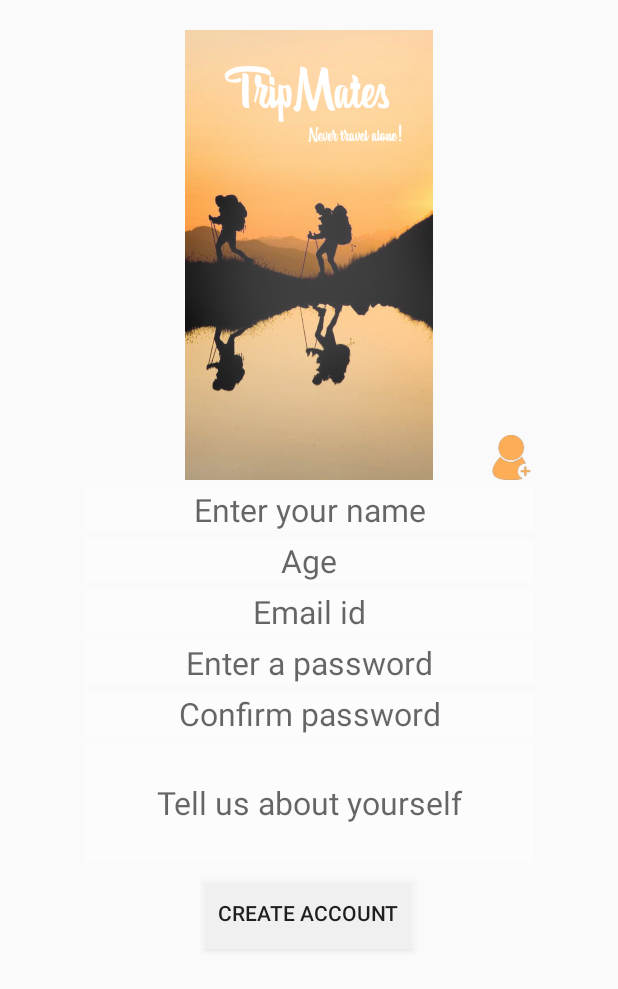
After one commit to anishgkanchan/TripMates, an Android app: the SignupActivity screen opened directly, with no data from a screen before it, on a phone screen of 412 x 824 dp. The commit adds this screen. Shown: the top 989 px of the screen. Run offline under Robolectric (Android 15) with nearby library versions, the phone set to English and light mode, and no system bars.

Commit message:
People profile and signup

```diff
--- /dev/null
+++ b/app/src/main/java/tripmates/enigma/com/tripmates/SignupActivity.java
@@ -0,0 +1,49 @@
+package tripmates.enigma.com.tripmates;
+
+import android.app.Activity;
+import android.content.Intent;
+import android.database.Cursor;
+import android.graphics.BitmapFactory;
+import android.net.Uri;
+import android.os.Bundle;
+import android.provider.MediaStore;
+import android.support.design.widget.FloatingActionButton;
+import android.support.design.widget.Snackbar;
+import android.support.v7.app.AppCompatActivity;
+import android.support.v7.widget.Toolbar;
+import android.view.View;
+import android.widget.ImageView;
+
+public class SignupActivity extends Activity {
+    ImageView btnaddImage, profileImg;
+    static final int RESULT_LOAD_IMAGE = 91;
+    @Override
+    protected void onCreate(Bundle savedInstanceState) {
+        super.onCreate(savedInstanceState);
+        setContentView(R.layout.activity_signup);
+        btnaddImage = (ImageView)findViewById(R.id.btn_add_image);
+        profileImg = (ImageView) findViewById(R.id.img_profile);
+        btnaddImage.setOnClickListener(new View.OnClickListener() {
+            @Override
+            public void onClick(View v) {
+                Intent intent = new Intent(Intent.ACTION_PICK, MediaStore.Images.Media.EXTERNAL_CONTENT_URI);
+                startActivityForResult(intent, RESULT_LOAD_IMAGE);
+         }
+        });
+    }
+
+    @Override
+    protected void onActivityResult(int requestCode, int resultCode, Intent data) {
+        super.onActivityResult(requestCode, resultCode, data);
+        if (requestCode == RESULT_LOAD_IMAGE && resultCode == RESULT_OK && null != data) {
+            Uri selectedImage = data.getData();
+            String[] filePathColumn = { MediaStore.Images.Media.DATA };
+            Cursor cursor = getContentResolver().query(selectedImage,filePathColumn, null, null, null);
+            cursor.moveToFirst();
+            int columnIndex = cursor.getColumnIndex(filePathColumn[0]);
+            String picturePath = cursor.getString(columnIndex);
+            cursor.close();
+            profileImg.setImageBitmap(BitmapFactory.decodeFile(picturePath));
+        }
+    }
+}
--- a/app/src/main/res/layout/activity_login.xml
+++ b/app/src/main/res/layout/activity_login.xml
@@ -10,7 +10,7 @@
     android:orientation="vertical"
     android:gravity="center"
     android:background="@drawable/background"
-    tools:context="com.enigma.gim.tripmates.LoginActivity">
+    tools:context=".LoginActivity">
 
 
     <LinearLayout
@@ -46,8 +46,6 @@
             android:layout_marginBottom="5dp"
             android:hint="Password"
             />
-
-            />
     </LinearLayout>
 
 
@@ -74,7 +72,6 @@
             android:layout_width="wrap_content"
             android:layout_height="wrap_content"
             android:layout_marginBottom="5dp"
-
             android:background="#55FFFFFF"
             android:text="Sign in"
 
--- /dev/null
+++ b/app/src/main/res/layout/activity_signup.xml
@@ -0,0 +1,96 @@
+<?xml version="1.0" encoding="utf-8"?>
+<LinearLayout
+    xmlns:android="http://schemas.android.com/apk/res/android"
+    xmlns:tools="http://schemas.android.com/tools"
+    android:layout_width="match_parent"
+    android:orientation="vertical"
+    android:layout_height="match_parent"
+    tools:context=".SignupActivity">
+
+    <RelativeLayout
+        android:layout_width="300dp"
+        android:layout_height="300dp"
+        android:layout_marginTop="20dp"
+        android:layout_gravity="center_horizontal">
+        <ImageView
+            android:id="@+id/img_profile"
+            android:layout_width="match_parent"
+            android:layout_height="match_parent"
+            android:src="@drawable/background"/>
+        <ImageView
+            android:id="@+id/btn_add_image"
+            android:layout_width="30dp"
+            android:layout_height="30dp"
+            android:layout_alignParentRight="true"
+            android:layout_alignParentBottom="true"
+            android:src="@drawable/add_person"
+            />
+    </RelativeLayout>
+
+    <EditText
+        android:layout_width="300dp"
+        android:layout_gravity="center_horizontal"
+        android:layout_height="wrap_content"
+        android:textAlignment="center"
+        android:textSize="21sp"
+        android:background="#55FFFFFF"
+        android:layout_marginTop="5dp"
+        android:hint="Enter your name"/>
+    <EditText
+        android:layout_width="300dp"
+        android:layout_gravity="center_horizontal"
+        android:layout_height="wrap_content"
+        android:textAlignment="center"
+        android:textSize="21sp"
+        android:background="#55FFFFFF"
+        android:layout_marginTop="5dp"
+        android:hint="Age"/>
+    <EditText
+        android:layout_width="300dp"
+        android:layout_gravity="center_horizontal"
+        android:layout_height="wrap_content"
+        android:textAlignment="center"
+        android:background="#55FFFFFF"
+        android:textSize="21sp"
+        android:layout_marginTop="5dp"
+        android:hint="Email id"/>
+    <EditText
+        android:layout_width="300dp"
+        android:layout_gravity="center_horizontal"
+        android:layout_height="wrap_content"
+        android:textAlignment="center"
+        android:textSize="21sp"
+        android:background="#55FFFFFF"
+        android:layout_marginTop="5dp"
+        android:hint="Enter a password"/>
+    <EditText
+        android:layout_width="300dp"
+        android:layout_gravity="center_horizontal"
+        android:layout_height="wrap_content"
+        android:textAlignment="center"
+        android:background="#55FFFFFF"
+        android:textSize="21sp"
+        android:layout_marginTop="5dp"
+        android:hint="Confirm password"/>
+    <EditText
+        android:layout_width="300dp"
+        android:layout_gravity="center_horizontal"
+        android:layout_height="wrap_content"
+        android:background="#55FFFFFF"
+        android:textAlignment="center"
+        android:textSize="21sp"
+        android:layout_marginTop="5dp"
+        android:lines="3"
+        android:maxLines="10"
+        android:hint="Tell us about yourself"/>
+
+    <Button
+        android:layout_gravity="center_horizontal"
+        android:layout_marginTop="10dp"
+        android:layout_width="wrap_content"
+        android:layout_height="wrap_content"
+        android:padding="10dp"
+        android:background="#55FFFFFF"
+        android:text="Create Account"/>
+
+</LinearLayout>
```
Also changed, not shown: app/src/main/AndroidManifest.xml (+18 -7 lines), app/src/main/java/tripmates/enigma/com/tripmates/FindFriendsActivity.java (+11 -0 lines), app/src/main/java/tripmates/enigma/com/tripmates/LoginActivity.java (+9 -1 lines), app/src/main/java/tripmates/enigma/com/tripmates/PeopleProfileActivity.java (added, +30 -0 lines), app/src/main/res/layout/activity_people_profile.xml (added, +84 -0 lines).
